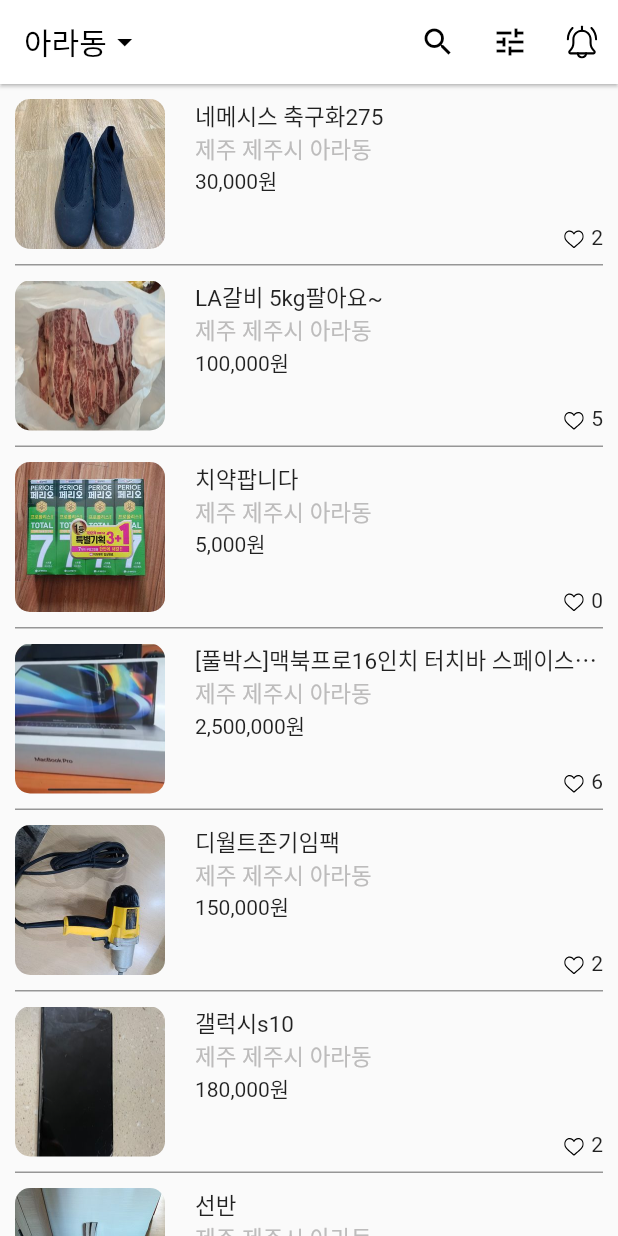
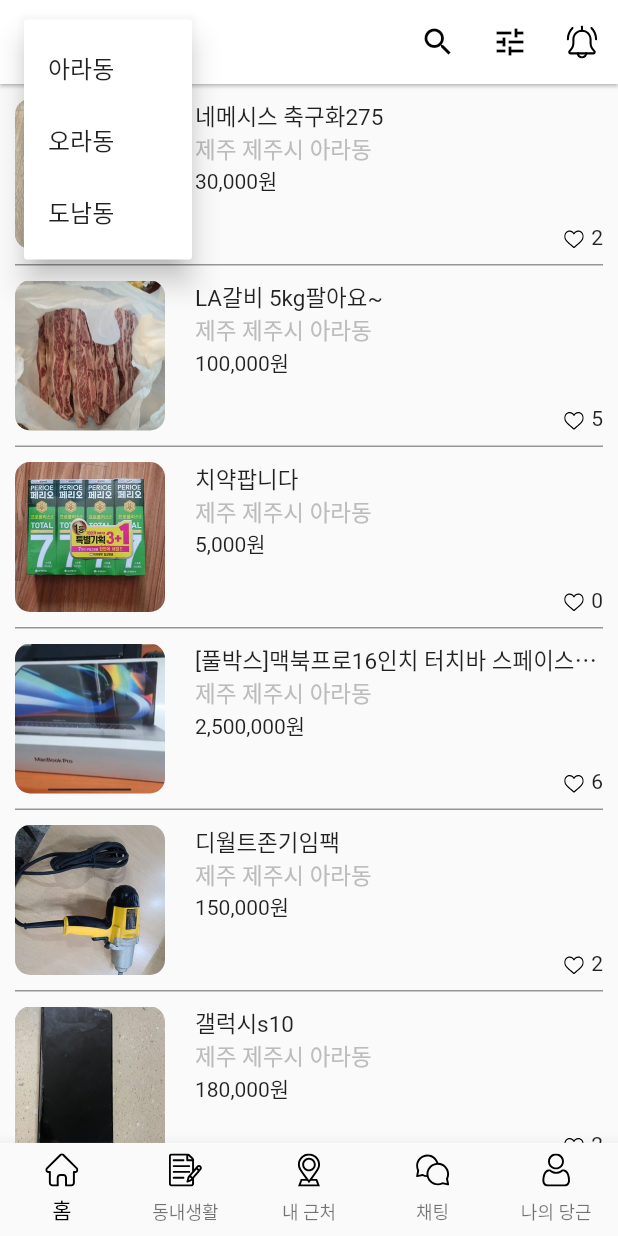
Before and after one commit to aprilslab/carrot_market_flutter, a Flutter app: the screen it shows after launch, after a tap on "아라동", on a phone screen of 412 x 824 dp. Run offline on Flutter 3.47's test engine with Material 2 defaults, Android fonts, the phone set to English and light mode, and no system bars; our stand-ins replace flutter_svg.

Commit message:
[ADD] app page

```diff
--- a/lib/main.dart
+++ b/lib/main.dart
@@ -1,4 +1,4 @@
-import 'package:carrot_market_flutter/page/home.dart';
+import 'package:carrot_market_flutter/page/app.dart';
 import 'package:flutter/material.dart';
 
 void main() {
@@ -17,7 +17,7 @@
         appBarTheme: const AppBarTheme(
             backgroundColor: Colors.white, foregroundColor: Colors.black),
       ),
-      home: Home(),
+      home: App(),
     );
   }
 }
--- /dev/null
+++ b/lib/page/app.dart
@@ -0,0 +1,73 @@
+import 'package:carrot_market_flutter/page/home.dart';
+import 'package:flutter/material.dart';
+import 'package:flutter_svg/svg.dart';
+
+class App extends StatefulWidget {
+  const App({super.key});
+
+  @override
+  State<App> createState() => _AppState();
+}
+
+class _AppState extends State<App> {
+  int _currentPageIndex = 0;
+
+  @override
+  void initState() {
+    super.initState();
+    _currentPageIndex = 0;
+  }
+
+  Widget _bodyWidget() {
+    switch (_currentPageIndex) {
+      case 0:
+        return const Home();
+      case 1:
+        return Container();
+      case 2:
+        return Container();
+      case 3:
+        return Container();
+      case 4:
+        return Container();
+    }
+    return Container();
+  }
+
+  BottomNavigationBarItem _bottomNavigationBarItem(
+      String iconName, String label) {
+    return BottomNavigationBarItem(
+        icon: Padding(
+          padding: const EdgeInsets.only(bottom: 5),
+          child: SvgPicture.asset("assets/svg/${iconName}_off.svg", width: 22),
+        ),
+        label: label);
+  }
+
+  Widget _bottomNavigationBarWidget() {
+    return BottomNavigationBar(
+        type: BottomNavigationBarType.fixed,
+        selectedItemColor: Colors.black,
+        onTap: (int index) {
+          setState(() {
+            _currentPageIndex = index;
+          });
+        },
+        currentIndex: _currentPageIndex,
+        items: [
+          _bottomNavigationBarItem("home", "홈"),
+          _bottomNavigationBarItem("notes", "동내생활"),
+          _bottomNavigationBarItem("location", "내 근처"),
+          _bottomNavigationBarItem("chat", "채팅"),
+          _bottomNavigationBarItem("user", "나의 당근"),
+        ]);
+  }
+
+  @override
+  Widget build(BuildContext context) {
+    return Scaffold(
+      body: _bodyWidget(),
+      bottomNavigationBar: _bottomNavigationBarWidget(),
+    );
+  }
+}
--- a/lib/page/home.dart
+++ b/lib/page/home.dart
@@ -108,8 +108,17 @@
         onLongPress: () {
           print("long pressed");
         },
-        child: Row(
-          children: [Text("아라동"), Icon(Icons.arrow_drop_down)],
+        child: PopupMenuButton(
+          itemBuilder: (context) {
+            return [
+              PopupMenuItem(value: "ara", child: Text("아라동")),
+              PopupMenuItem(value: "ora", child: Text("오라동")),
+              PopupMenuItem(value: "donam", child: Text("도남동")),
+            ];
+          },
+          child: Row(
+            children: [Text("아라동"), Icon(Icons.arrow_drop_down)],
+          ),
         ),
       ),
       elevation: 1,
```
